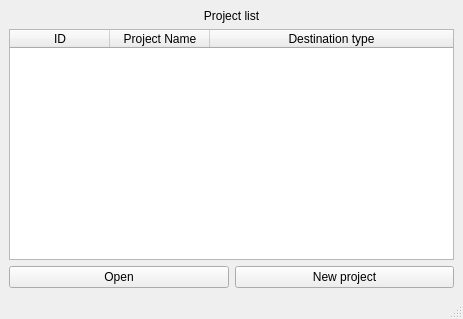
The window that ui/designs/project_management.ui (trannguyenhan/data-integration) describes before a commit, drawn with Qt 5.
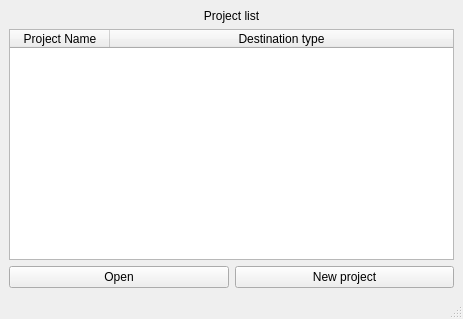
The same window after the commit.

Diff of the .ui file:
```diff
--- a/ui/designs/project_management.ui
+++ b/ui/designs/project_management.ui
@@ -57,11 +57,6 @@
       <attribute name="verticalHeaderVisible">
        <bool>false</bool>
       </attribute>
-      <column>
-       <property name="text">
-        <string>ID</string>
-       </property>
-      </column>
       <column>
        <property name="text">
         <string>Project Name</string>
```
